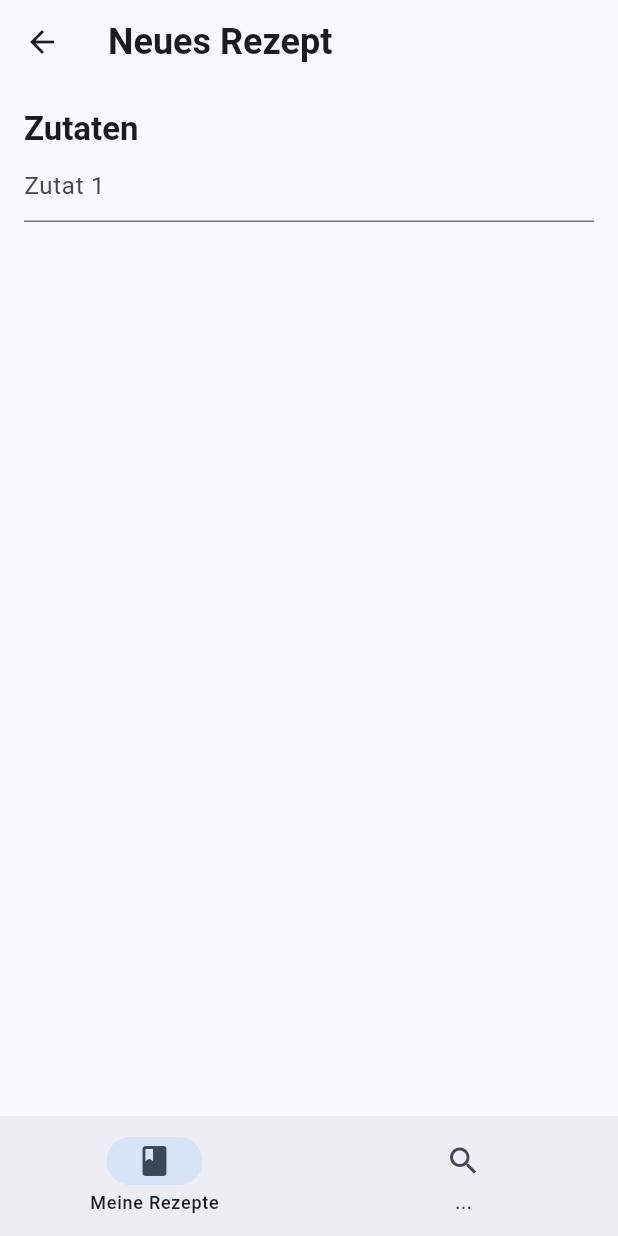
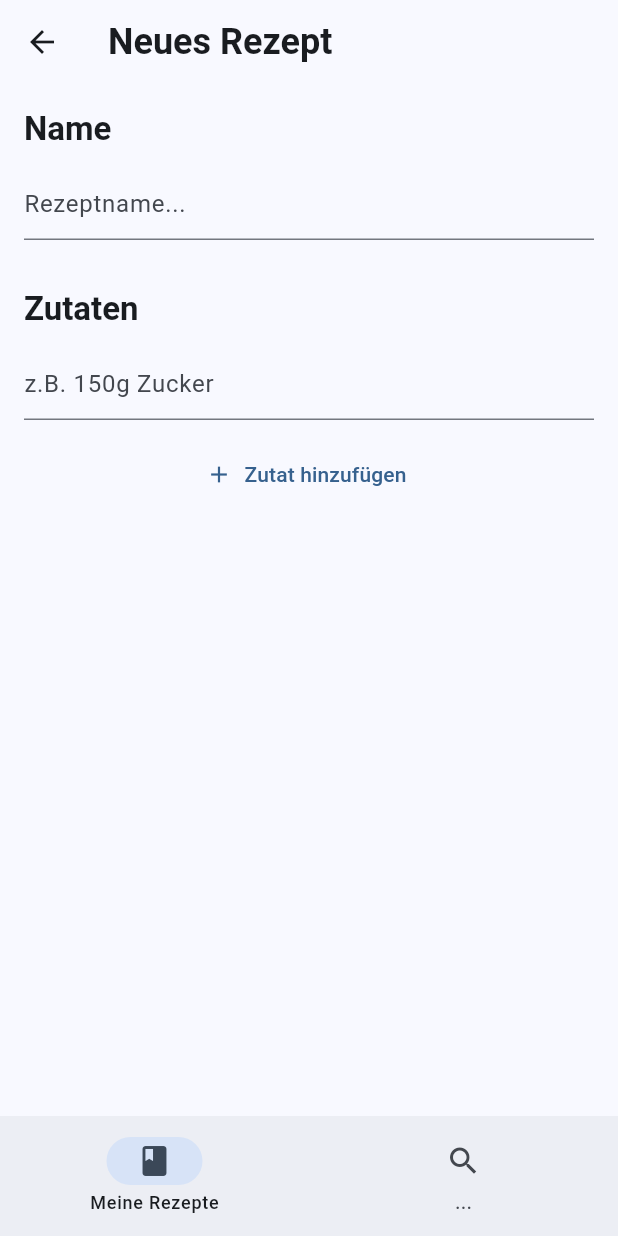
Before and after one commit to devMatrix0815/recipio, a Flutter app: the CreateRecipe screen opened directly, on a phone screen of 412 x 824 dp. Run offline on Flutter 3.47's test engine with Material 3 defaults, Android fonts, the phone set to English and light mode, and no system bars.

Commit message:
Enhance CreateRecipe UI with name input and dynamic ingredient fields, including removal functionality

```diff
--- a/lib/main.dart
+++ b/lib/main.dart
@@ -1,5 +1,6 @@
 // imports
 import 'package:flutter/material.dart';
+import 'package:flutter/services.dart';
 
 // Run the app
 void main() {
@@ -87,6 +88,7 @@ class _MyRecipesState extends State<MyRecipes> {
     ),
   ];
 
+  // set free controller
   @override
   void dispose() {
     _searchController.dispose();
@@ -284,7 +286,7 @@ class RecipeDetail extends StatelessWidget {
                     const Icon(Icons.circle, size: 8),
                     const SizedBox(width: 16.0),
                     Text(
-                      recipe.amount[entry.key] + ' ',
+                      '${recipe.amount[entry.key]} ',
                       style: TextStyle(fontWeight: FontWeight.bold),
                     ),
                     Text(entry.value),
@@ -347,69 +349,157 @@ class CreateRecipe extends StatefulWidget {
 }
 
 class _CreateRecipeState extends State<CreateRecipe> {
+  // controller for name text-field
+  final TextEditingController _nameController = TextEditingController();
+
+  // controller and focus node for every text-field (ingredient)
   final List<TextEditingController> _ingredientControllers = [
     TextEditingController(),
   ];
   final List<FocusNode> _focusNodes = [FocusNode()];
 
+  // attach new empty text-field and focus on it (ingredient)
   void _addIngredientField() {
-    // add new focus node and controller & rebuild widget
+    // add new controller and focus node to list
     setState(() {
       _ingredientControllers.add(TextEditingController());
       _focusNodes.add(FocusNode());
     });
-
-    // set focus to new field
     WidgetsBinding.instance.addPostFrameCallback((_) {
       _focusNodes.last.requestFocus();
     });
   }
 
-  // clean background objects who are not needed
+  // remove text-field at index and focus the field before (ingredient)
+  void _removeIngredientField(int i) {
+    if (_ingredientControllers.length <= 1) {
+      return; // not less then 1 ingredient
+    }
+
+    // remove controller + focus node
+    _ingredientControllers[i].dispose();
+    _focusNodes[i].dispose();
+
+    setState(() {
+      _ingredientControllers.removeAt(i);
+      _focusNodes.removeAt(i);
+    });
+
+    // focus previous field
+    if (i > 0) {
+      WidgetsBinding.instance.addPostFrameCallback((_) {
+        _focusNodes[i - 1].requestFocus();
+      });
+    }
+  }
+
+  // clean page
   @override
   void dispose() {
-    for (final c in _ingredientControllers) c.dispose();
-    for (final f in _focusNodes) f.dispose();
+    _nameController.dispose();
+    for (final c in _ingredientControllers) {
+      c.dispose();
+    }
+    for (final f in _focusNodes) {
+      f.dispose();
+    }
     super.dispose();
   }
 
   @override
   Widget build(BuildContext context) {
+    // implement text / colorsheme faster
+    final colorScheme = Theme.of(context).colorScheme;
+    final textTheme = Theme.of(context).textTheme;
+
     return Scaffold(
       appBar: AppBar(
-        backgroundColor: Theme.of(context).colorScheme.surface,
+        backgroundColor: colorScheme.surface,
         surfaceTintColor: Colors.transparent,
         shadowColor: Colors.transparent,
         scrolledUnderElevation: 0,
         title: Text(
-          "Neues Rezept",
-          style: Theme.of(
-            context,
-          ).textTheme.headlineSmall?.copyWith(fontWeight: FontWeight.bold),
+          'Neues Rezept',
+          style: textTheme.headlineSmall?.copyWith(fontWeight: FontWeight.bold),
         ),
       ),
 
       body: Padding(
-        padding: EdgeInsetsGeometry.all(16.0),
+        padding: const EdgeInsets.all(16.0),
+
         child: ListView(
           children: [
-            // ingredients section
+            // recipe name section
+            Text(
+              'Name',
+              style: textTheme.titleLarge?.copyWith(
+                fontWeight: FontWeight.bold,
+              ),
+            ),
+
+            // space + text-field
+            const SizedBox(height: 12.0),
+            TextField(
+              controller: _nameController,
+              textCapitalization: TextCapitalization.sentences,
+              decoration: const InputDecoration(hintText: 'Rezeptname...'),
+            ),
+
+            const SizedBox(height: 32.0),
+
+            // recipe ingredient section
             Text(
               'Zutaten',
-              style: Theme.of(
-                context,
-              ).textTheme.titleLarge?.copyWith(fontWeight: FontWeight.bold),
+              style: textTheme.titleLarge?.copyWith(
+                fontWeight: FontWeight.bold,
+              ),
             ),
 
-            ...List.generate(
-              _ingredientControllers.length,
-              (i) => TextField(
-                controller: _ingredientControllers[i],
-                focusNode: _focusNodes[i],
-                textInputAction: TextInputAction.next,
-                onSubmitted: (_) => _addIngredientField(),
-                decoration: InputDecoration(hintText: 'Zutat ${i + 1}'),
-              ),
+            // space + List with text-fields
+            const SizedBox(height: 12.0),
+            ...List.generate(_ingredientControllers.length, (i) {
+              return Padding(
+                padding: const EdgeInsets.only(bottom: 8.0),
+
+                child: KeyboardListener(
+                  focusNode: FocusNode(),
+                  onKeyEvent: (event) {
+                    // delete text-field on deleting in a empty input
+                    if (event is KeyDownEvent &&
+                        event.logicalKey == LogicalKeyboardKey.backspace &&
+                        _ingredientControllers[i].text.isEmpty) {
+                      _removeIngredientField(i);
+                    }
+                  },
+
+                  child: TextField(
+                    controller: _ingredientControllers[i],
+                    focusNode: _focusNodes[i],
+                    textInputAction: TextInputAction.next,
+                    decoration: InputDecoration(
+                      hintText: 'z.B. 150g Zucker',
+                      suffixIcon: _ingredientControllers.length > 1
+                          // remove text-field
+                          ? IconButton(
+                              icon: const Icon(Icons.close, size: 18),
+                              onPressed: () => _removeIngredientField(i),
+                            )
+                          : null,
+                    ),
+
+                    // create new textfield when pressing enter
+                    onSubmitted: (_) => _addIngredientField(),
+                  ),
+                ),
+              );
+            }),
+
+            // space + add ingredient button
+            const SizedBox(height: 4.0),
+            TextButton.icon(
+              onPressed: _addIngredientField,
+              icon: const Icon(Icons.add),
+              label: const Text('Zutat hinzufügen'),
             ),
           ],
         ),
```
